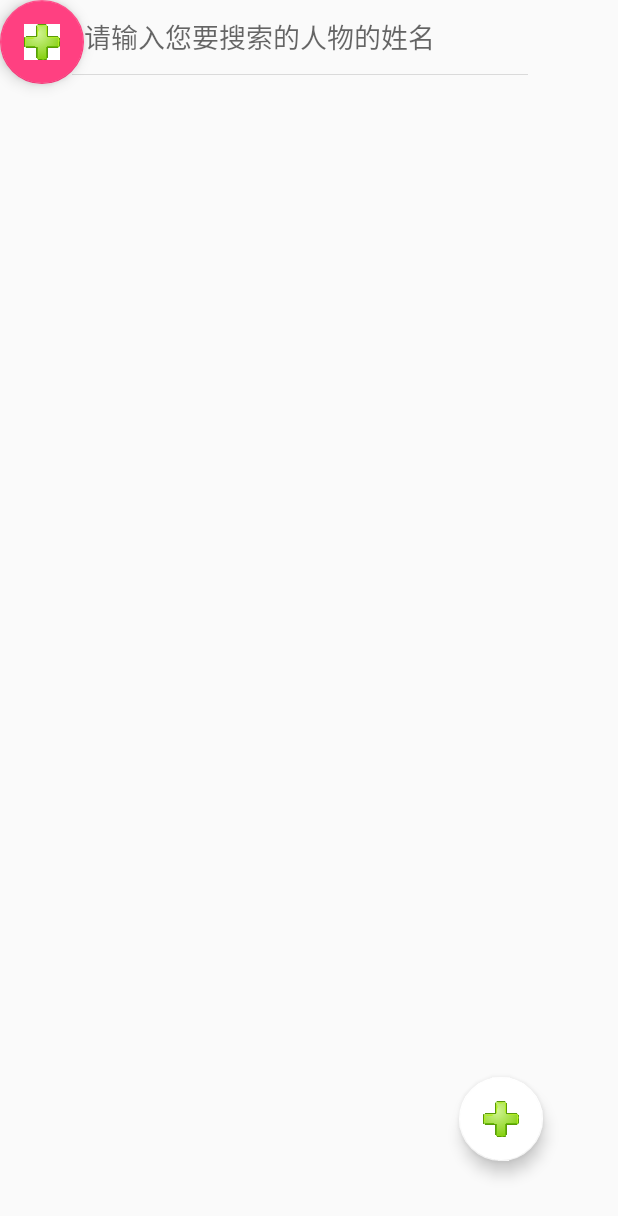
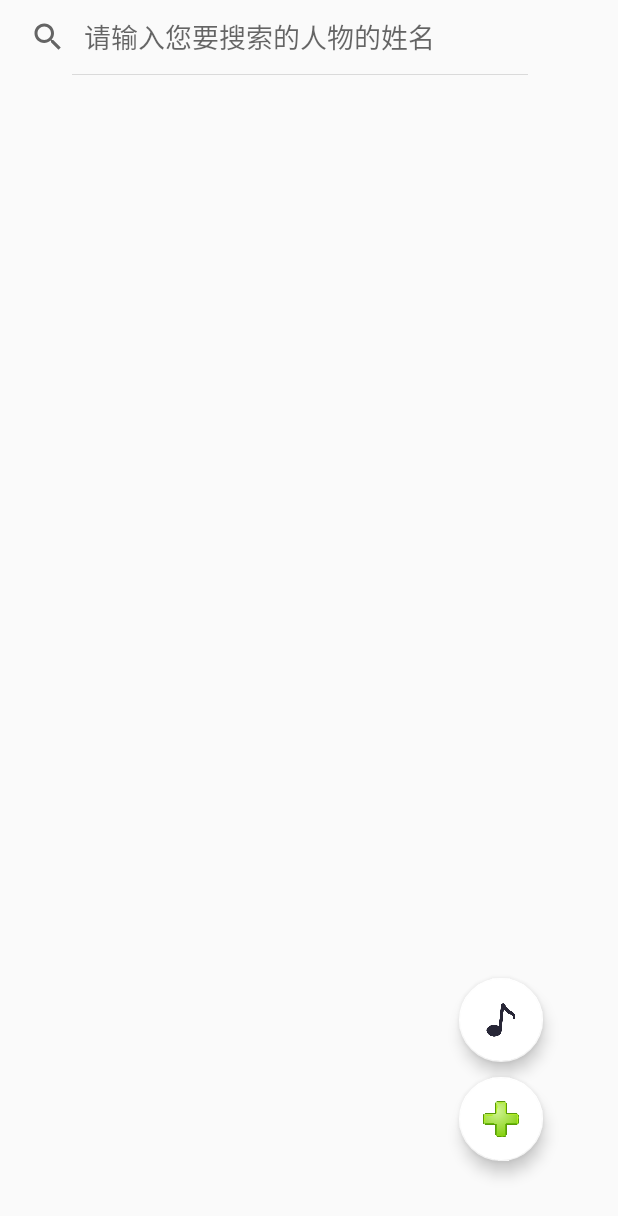
Before and after one commit to yxlshk/Android_midterm_project, an Android app: the screen it shows after launch (MainActivity), on a phone screen of 412 x 824 dp. Shown: the top 1216 px of the screen. Run offline under Robolectric (Android 15) with nearby library versions, the phone set to English and light mode, and no system bars; our stand-ins replace EventBus.

Commit message:
[修改] 修改编辑页面部分样式，修改列表页音乐播放图标

```diff
--- a/app/src/main/java/com/example/a77354/android_midterm_project/MainActivity.java
+++ b/app/src/main/java/com/example/a77354/android_midterm_project/MainActivity.java
@@ -6,6 +6,7 @@ import android.content.Intent;
 import android.content.ServiceConnection;
 import android.database.Cursor;
 import android.database.sqlite.SQLiteDatabase;
+import android.graphics.drawable.Drawable;
 import android.media.MediaPlayer;
 import android.support.design.widget.FloatingActionButton;
 import android.support.v7.app.AppCompatActivity;
@@ -176,15 +177,17 @@ public class MainActivity extends AppCompatActivity {
             }
         });
 
-        FloatingActionButton musicButton = (FloatingActionButton)findViewById(R.id.music);
+        final FloatingActionButton musicButton = (FloatingActionButton)findViewById(R.id.music);
         musicButton.setOnClickListener(new View.OnClickListener() {
             @Override
             public void onClick(View view) {
                 if (mp.isPlaying()){
                     mp.stop();
+                    musicButton.setImageResource(R.drawable.no_music);
                 }else{
                     mp=MediaPlayer.create(MainActivity.this, R.raw.sanguo_01);
                     mp.start();
+                    musicButton.setImageResource(R.drawable.music);
                 }
             }
         });
--- a/app/src/main/res/layout/activity_main.xml
+++ b/app/src/main/res/layout/activity_main.xml
@@ -48,9 +48,9 @@
     android:layout_width="wrap_content"
     android:layout_height="wrap_content"
     android:src="@drawable/timg"
-    app:backgroundTint="#ffffff"
+    app:backgroundTint="@color/white"
     app:backgroundTintMode="src_atop"
-    app:rippleColor="#ffffff"
+    app:rippleColor="@color/white"
     android:layout_marginRight="50dp"
     android:layout_marginBottom="50dp"
     app:layout_constraintRight_toRightOf="parent"
@@ -59,9 +59,15 @@
     <android.support.design.widget.FloatingActionButton
         android:visibility="visible"
         android:id="@+id/music"
+        app:backgroundTint="@color/white"
+        app:rippleColor="@color/transparent"
         android:layout_width="wrap_content"
         android:layout_height="wrap_content"
-        android:src="@drawable/timg"
-         />
+        android:src="@drawable/music"
+        app:layout_constraintBottom_toTopOf="@id/fab"
+        app:layout_constraintLeft_toLeftOf="@id/fab"
+        app:layout_constraintRight_toRightOf="@id/fab"
+        android:layout_marginBottom="10dp"
+        android:scaleType="centerCrop"/>
 
 </android.support.constraint.ConstraintLayout>
```
Also changed, not shown: app/src/main/res/layout/edit_details_layout.xml (+5 -4 lines), app/src/main/res/drawable/back2.png (added), app/src/main/res/drawable/music.png (added), app/src/main/res/drawable/no_music.png (added).
